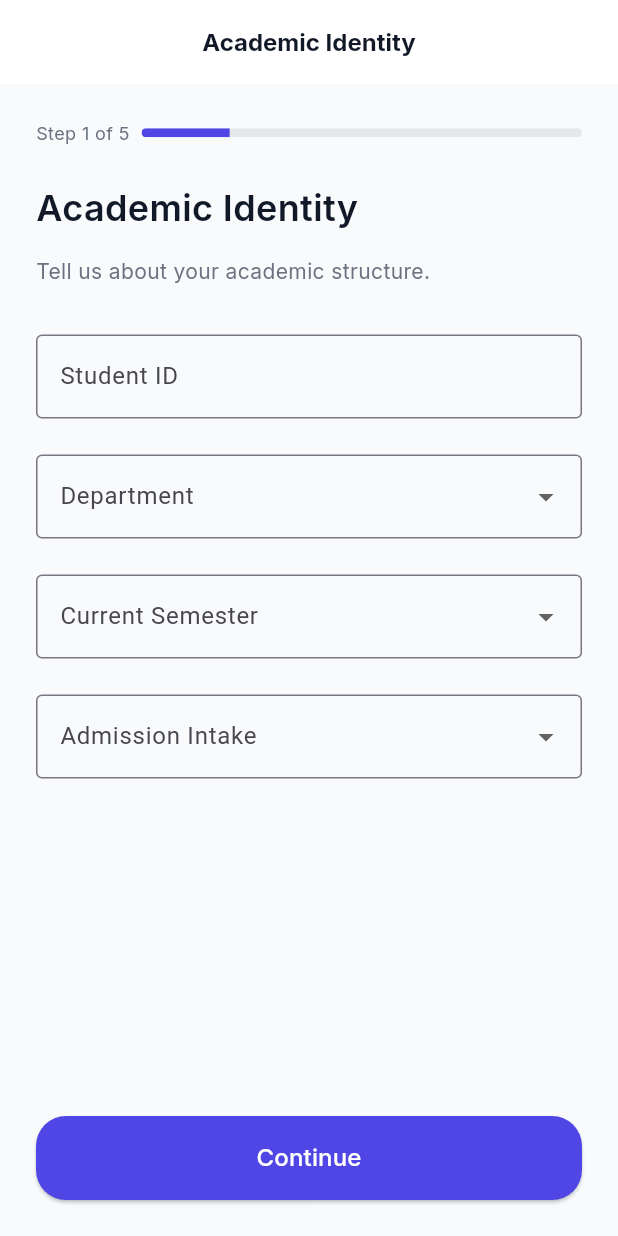
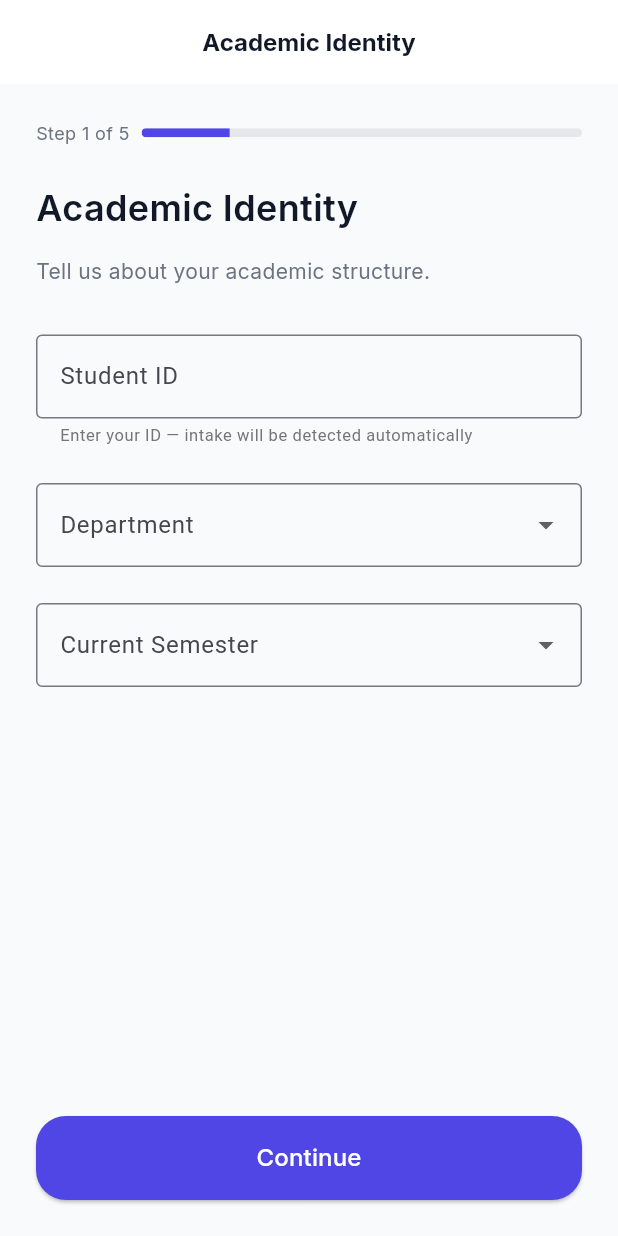
Before and after one commit to jaherunhasanrimon/diu_cgpa_tracker, a Flutter app: the RegistrationWizardScreen screen opened by its route, on a phone screen of 412 x 824 dp. Run offline on Flutter 3.47's test engine with Material 3 defaults, Android fonts, the phone set to English and light mode, and no system bars; our stand-ins replace equatable, firebase_auth, firebase_core, flutter_animate, flutter_riverpod, go_router and 3 more; accounts and stored records are empty.

Commit message:
Automatize the intake by student ID

```diff
--- a/lib/features/auth/presentation/registration/registration_wizard_screen.dart
+++ b/lib/features/auth/presentation/registration/registration_wizard_screen.dart
@@ -185,11 +185,10 @@ class _RegistrationWizardScreenState
                       // ── Step 0: Academic Identity validation ─────────
                       if (safeStep == 0) {
                         if (data.department.isEmpty ||
-                            data.admissionTerm.isEmpty ||
                             data.completedSemester == 0 ||
                             data.studentId.isEmpty) {
                           _showSnack(
-                              'Please complete academic information including Student ID');
+                              'Please complete your Student ID, department, and current semester');
                           return;
                         }
                       }
--- a/lib/features/auth/presentation/registration/widgets/academic_identity_step.dart
+++ b/lib/features/auth/presentation/registration/widgets/academic_identity_step.dart
@@ -1,9 +1,8 @@
 import 'package:flutter/material.dart';
+import 'package:flutter_riverpod/flutter_riverpod.dart';
 
 import '../../../../../core/theme/app_spacing.dart';
 import '../../../../../core/theme/app_text_styles.dart';
-import 'package:flutter_riverpod/flutter_riverpod.dart';
-
 import '../../../../academic/domain/curriculum_engine.dart';
 import '../../../providers/registration_provider.dart';
 
@@ -18,11 +17,19 @@ class AcademicIdentityStep extends ConsumerStatefulWidget {
 class _AcademicIdentityStepState extends ConsumerState<AcademicIdentityStep> {
   late final TextEditingController _studentIdController;
 
+  /// The intake that was last auto-detected from the student ID.
+  String? _autoDetectedIntake;
+
   @override
   void initState() {
     super.initState();
     final initialId = ref.read(registrationProvider).studentId;
     _studentIdController = TextEditingController(text: initialId);
+
+    // Seed auto-detection from any previously saved ID.
+    if (initialId.isNotEmpty) {
+      _autoDetectedIntake = CurriculumEngine.studentIdToIntake(initialId);
+    }
   }
 
   @override
@@ -31,11 +38,34 @@ class _AcademicIdentityStepState extends ConsumerState<AcademicIdentityStep> {
     super.dispose();
   }
 
+  void _onStudentIdChanged(String value) {
+    final notifier = ref.read(registrationProvider.notifier);
+    final data = ref.read(registrationProvider);
+
+    notifier.setStudentId(value.trim());
+
+    final detected = CurriculumEngine.studentIdToIntake(value);
+
+    // Silently auto-fill the admissionTerm in the provider so the rest
+    // of the wizard (curriculum plan, SGPA step) still works correctly.
+    if (detected != null && detected != data.admissionTerm) {
+      notifier.setAcademicInfo(
+        department: data.department,
+        admissionTerm: detected,
+        completedSemester: data.completedSemester,
+      );
+    }
+
+    if (detected != _autoDetectedIntake) {
+      setState(() => _autoDetectedIntake = detected);
+    }
+  }
+
   @override
   Widget build(BuildContext context) {
     final data = ref.watch(registrationProvider);
     final notifier = ref.read(registrationProvider.notifier);
-    final supportedIntakes = CurriculumEngine().supportedIntakes();
+    final colorScheme = Theme.of(context).colorScheme;
 
     return SingleChildScrollView(
       child: Column(
@@ -48,20 +78,42 @@ class _AcademicIdentityStepState extends ConsumerState<AcademicIdentityStep> {
 
           const SizedBox(height: AppSpacing.xl),
 
+          // ── Student ID ────────────────────────────────────────────────────
           TextFormField(
             controller: _studentIdController,
-            decoration: const InputDecoration(
+            decoration: InputDecoration(
               labelText: 'Student ID',
-              border: OutlineInputBorder(),
-              hintText: 'e.g. 201-15-12345',
+              border: const OutlineInputBorder(),
+              hintText: 'e.g. 241-15-12345',
+              helperText: _autoDetectedIntake != null
+                  ? 'Intake detected: $_autoDetectedIntake'
+                  : 'Enter your ID — intake will be detected automatically',
+              helperStyle: TextStyle(
+                fontSize: 11,
+                color: _autoDetectedIntake != null
+                    ? Colors.green.shade700
+                    : Colors.grey.shade600,
+                fontWeight: _autoDetectedIntake != null
+                    ? FontWeight.w600
+                    : FontWeight.normal,
+              ),
+              suffixIcon: _autoDetectedIntake != null
+                  ? Tooltip(
+                      message: 'Intake auto-detected',
+                      child: Icon(
+                        Icons.auto_awesome_rounded,
+                        color: colorScheme.primary,
+                        size: 20,
+                      ),
+                    )
+                  : null,
             ),
-            onChanged: (value) {
-              notifier.setStudentId(value.trim());
-            },
+            onChanged: _onStudentIdChanged,
           ),
 
           const SizedBox(height: AppSpacing.lg),
 
+          // ── Department ────────────────────────────────────────────────────
           DropdownButtonFormField<String>(
             initialValue: data.department.isEmpty ? null : data.department,
 
@@ -79,7 +131,6 @@ class _AcademicIdentityStepState extends ConsumerState<AcademicIdentityStep> {
 
             onChanged: (value) {
               if (value == null) return;
-
               notifier.setAcademicInfo(
                 department: value,
                 admissionTerm: data.admissionTerm,
@@ -90,6 +141,7 @@ class _AcademicIdentityStepState extends ConsumerState<AcademicIdentityStep> {
 
           const SizedBox(height: AppSpacing.lg),
 
+          // ── Current Semester ──────────────────────────────────────────────
           DropdownButtonFormField<String>(
             initialValue: data.completedSemester == 0
                 ? null
@@ -110,39 +162,10 @@ class _AcademicIdentityStepState extends ConsumerState<AcademicIdentityStep> {
 
             onChanged: (value) {
               if (value == null) return;
-
               final newSem = int.tryParse(value) ?? data.completedSemester;
-
               if (newSem != data.completedSemester) {
                 notifier.setCompletedSemester(newSem);
               }
-            },
-          ),
-
-          const SizedBox(height: AppSpacing.lg),
-
-          DropdownButtonFormField<String>(
-            initialValue: data.admissionTerm.isEmpty
-                ? null
-                : data.admissionTerm,
-            decoration: const InputDecoration(
-              labelText: 'Admission Intake',
-              border: OutlineInputBorder(),
-            ),
-            items: supportedIntakes
-                .map(
-                  (intake) =>
-                      DropdownMenuItem(value: intake, child: Text(intake)),
-                )
-                .toList(),
-            onChanged: (value) {
-              if (value == null || value == data.admissionTerm) return;
-
-              notifier.setAcademicInfo(
-                department: data.department,
-                admissionTerm: value,
-                completedSemester: data.completedSemester,
-              );
             },
           ),
         ],
```
Also changed, not shown: lib/features/academic/domain/curriculum_engine.dart (+31 -0 lines).
